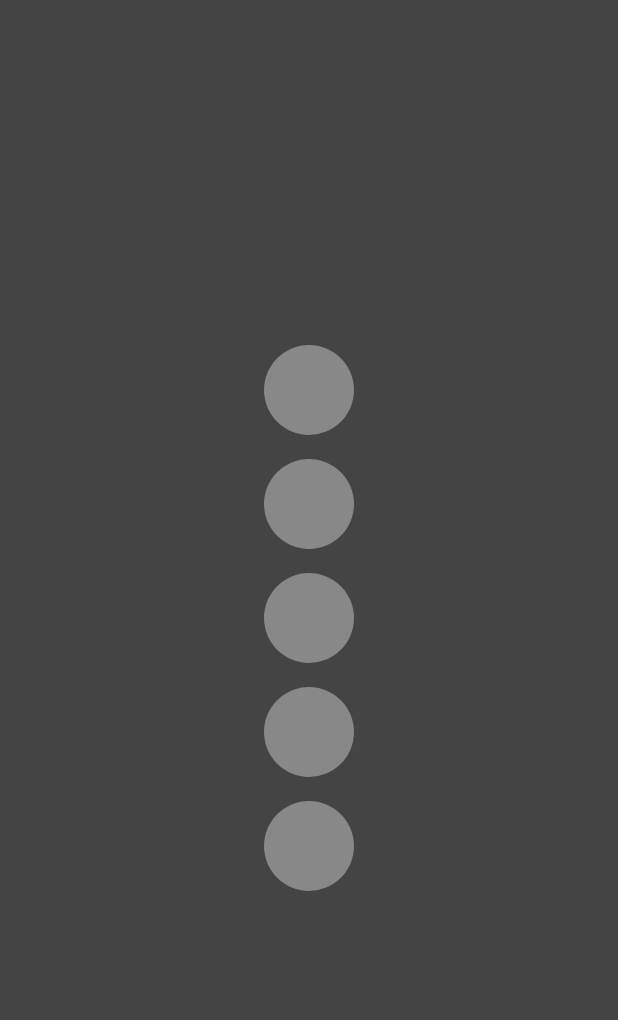
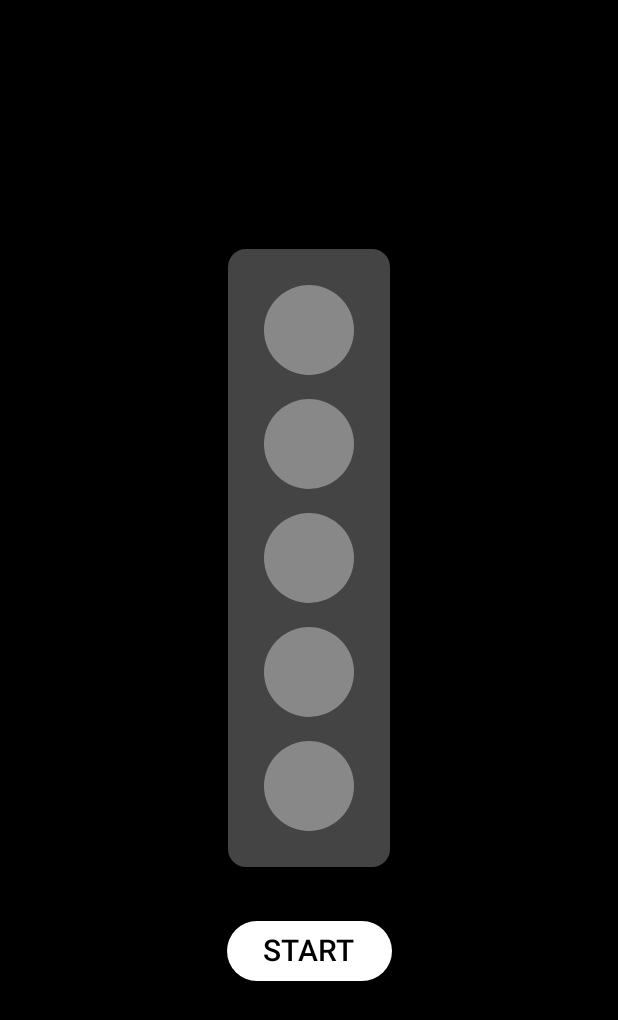
Before and after one commit to BiancaGenovu/SMA-, an Android app built with Jetpack Compose: the screen it shows after launch (MainActivity), on a phone screen of 412 x 824 dp. Shown: the top 1020 px of the screen. Run offline under Robolectric (Android 15) with nearby library versions, the phone set to English and light mode, and no system bars.

Commit message:
Semafor aprins

```diff
--- a/app/src/main/java/com/example/f1startsimulator/MainActivity.kt
+++ b/app/src/main/java/com/example/f1startsimulator/MainActivity.kt
@@ -1,4 +1,5 @@
 package com.example.f1startsimulator
+
 import android.os.Bundle
 import androidx.activity.ComponentActivity
 import androidx.activity.compose.setContent
@@ -12,27 +13,40 @@ import androidx.compose.foundation.layout.fillMaxSize
 import androidx.compose.foundation.layout.height
 import androidx.compose.foundation.layout.padding
 import androidx.compose.foundation.layout.size
+import androidx.compose.foundation.layout.width
 import androidx.compose.foundation.shape.CircleShape
+import androidx.compose.foundation.shape.RoundedCornerShape
+import androidx.compose.material3.Button
+import androidx.compose.material3.ButtonDefaults
 import androidx.compose.material3.Scaffold
+import androidx.compose.material3.Text
 import androidx.compose.runtime.Composable
+import androidx.compose.runtime.mutableStateListOf
+import androidx.compose.runtime.remember
+import androidx.compose.runtime.rememberCoroutineScope
 import androidx.compose.ui.Alignment
 import androidx.compose.ui.Modifier
 import androidx.compose.ui.draw.clip
 import androidx.compose.ui.graphics.Color
 import androidx.compose.ui.tooling.preview.Preview
 import androidx.compose.ui.unit.dp
+import androidx.compose.ui.unit.sp
 import com.example.f1startsimulator.ui.theme.F1StartSimulatorTheme
-
+import kotlinx.coroutines.delay // Importăm funcția "delay"
+import kotlinx.coroutines.launch // Importăm funcția "launch"
+import kotlin.random.Random // Importăm generatorul de numere random
 
 class MainActivity : ComponentActivity() {
     override fun onCreate(savedInstanceState: Bundle?) {
         super.onCreate(savedInstanceState)
         enableEdgeToEdge()
+        // Am setat fundalul principal pe negru, ca să semene mai mult cu F1
         setContent {
             F1StartSimulatorTheme {
-
-                Scaffold(modifier = Modifier.fillMaxSize()) { innerPadding ->
-
+                Scaffold(
+                    modifier = Modifier.fillMaxSize(),
+                    containerColor = Color.Black // Setăm fundalul negru
+                ) { innerPadding ->
                     SemaforUI(
                         modifier = Modifier
                             .padding(innerPadding)
@@ -45,46 +59,119 @@ class MainActivity : ComponentActivity() {
 }
 
 @Composable
-fun BulinaSemafor(color: Color) {
-    val marimeBulina = 60.dp
+fun SemaforUI(modifier: Modifier = Modifier) {
 
-    Box(
-        modifier = Modifier
-            .size(marimeBulina)
-            .clip(CircleShape)
-            .background(color)
-    )
+    // --- PASUL 1: Creăm "Starea" (State) ---
+    // Aceasta este o listă "observabilă". Când schimbăm o culoare din ea,
+    // Compose va redesena automat bulina corespunzătoare.
+    // Inițial, toate sunt gri (stinse).
+    val culoriBuline = remember {
+        mutableStateListOf(
+            Color.Gray,
+            Color.Gray,
+            Color.Gray,
+            Color.Gray,
+            Color.Gray
+        )
+    }
 
-}
+    // --- PASUL 2: Creăm un "Scope" pentru Corutine ---
+    // Acesta este "motorul" care ne permite să rulăm logica cu întârzieri (delay).
+    val coroutineScope = rememberCoroutineScope()
 
-@Composable
-fun SemaforUI(modifier: Modifier = Modifier) {
-    Box(
-        modifier = modifier
-            .background(Color.DarkGray)
-            .padding(24.dp),
-        contentAlignment = Alignment.Center
+    // Funcția care pornește secvența de start
+    fun pornesteStartul() {
+        // Lansăm un "job" nou (o corutină) pe care îl putem rula în fundal
+        coroutineScope.launch {
+            // --- Logica Jocului (Săptămâna 2) ---
+
+            // 1. Resetează toate bulinele la gri (pentru cazul în care jucăm din nou)
+            for (i in 0..4) {
+                culoriBuline[i] = Color.Gray
+            }
+
+            // 2. Aprinde bulinele secvențial
+            for (i in 0..4) {
+                delay(1000) // Așteaptă 1 secundă (1000 milisecunde)
+                culoriBuline[i] = Color.Red // Aprinde bulina 'i'
+            }
+
+            // 3. Așteaptă un timp random înainte de a le stinge
+            val timpRandom = Random.nextLong(1000, 4000) // Între 1 și 4 secunde
+            delay(timpRandom)
+
+            // 4. Stinge toate bulinele
+            for (i in 0..4) {
+                culoriBuline[i] = Color.Gray
+            }
+
+            // AICI VOM PORNI CRONOMETRUL MAI TÂRZIU
+        }
+    }
+
+
+    // --- Interfața Grafică (UI) ---
+    Column( // Am schimbat `Box`-ul exterior cu `Column` ca să putem pune butonul sub el
+        modifier = modifier,
+        horizontalAlignment = Alignment.CenterHorizontally,
+        verticalArrangement = Arrangement.Center // Centrează totul pe ecran
     ) {
-        Column(
-            modifier = modifier,
-            verticalArrangement = Arrangement.Center,
-            horizontalAlignment = Alignment.CenterHorizontally
+
+        // --- Acesta este suportul negru al semaforului ---
+        Box(
+            modifier = Modifier
+                .background(Color.DarkGray, shape = RoundedCornerShape(12.dp)) // Rotunjim colțurile
+                .padding(24.dp), // Spațiu în interiorul suportului
+            contentAlignment = Alignment.Center
         ) {
-            val distantaBuline = 16.dp
+            Column(
+                verticalArrangement = Arrangement.Center,
+                horizontalAlignment = Alignment.CenterHorizontally
+            ) {
+                val lightSpacing = 16.dp
 
-            for (i in 1..5) {
-                BulinaSemafor(color = Color.Gray)
+                // --- PASUL 3: Modificăm bucla `for` ---
+                // Acum bucla citește culoarea din lista "culoriBuline"
+                for (i in 0..4) { // Buclele în programare încep de obicei de la 0
+                    // Pasăm culoarea din "stare" către funcția noastră
+                    BulinaLuminoasa(color = culoriBuline[i])
 
-                if (i < 5) {
-                    Spacer(modifier = Modifier.height(distantaBuline))
+                    if (i < 4) { // Adaugă spațiu între 1-2, 2-3, 3-4, 4-5
+                        Spacer(modifier = Modifier.height(lightSpacing))
+                    }
                 }
             }
+        }
+
+        // --- PASUL 4: Adăugăm Butonul "Start" ---
+        Spacer(modifier = Modifier.height(32.dp)) // Spațiu între semafor și buton
+
+        Button(
+            onClick = {
+                pornesteStartul() // Apelăm funcția noastră când se dă clic
+            },
+            colors = ButtonDefaults.buttonColors(containerColor = Color.White, contentColor = Color.Black)
+        ) {
+            Text(text = "START", fontSize = 20.sp)
         }
     }
 }
 
+// Funcția BulinaLuminoasa rămâne LA FEL
+@Composable
+fun BulinaLuminoasa(color: Color) {
+    val lightSize = 60.dp
 
-@Preview(showBackground = true)
+    Box(
+        modifier = Modifier
+            .size(lightSize)
+            .clip(CircleShape)
+            .background(color) // Folosim culoarea primită
+    )
+}
+
+// Funcția Preview rămâne LA FEL
+@Preview(showBackground = true, backgroundColor = 0xFF000000) // Am setat fundal negru la preview
 @Composable
 fun SemaforPreview() {
     F1StartSimulatorTheme {
```
